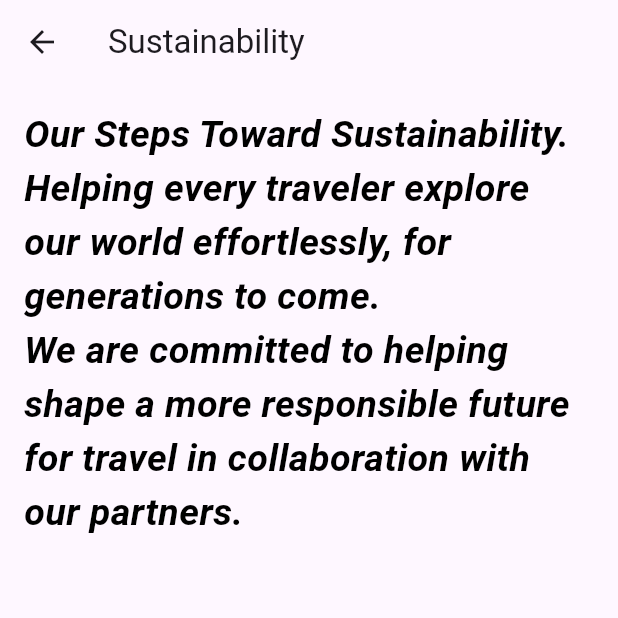
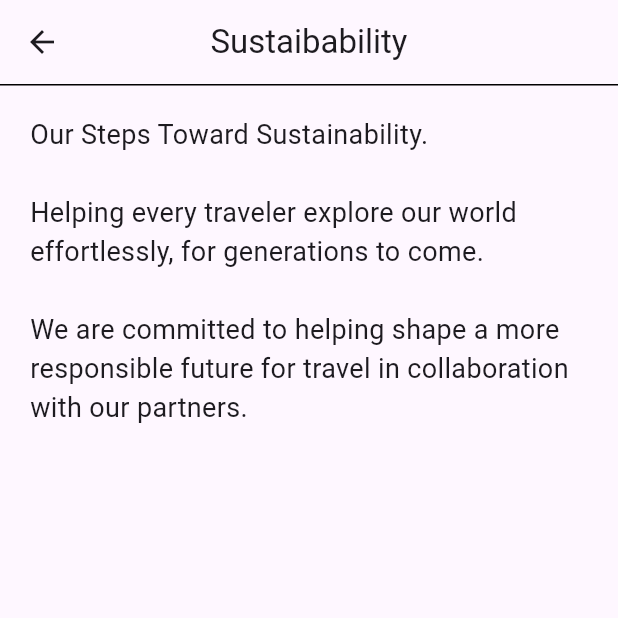
Before and after one commit to AyonDebnath/FLIGHT-SAVVY-APP, a Flutter app: the ProfilePage screen opened directly with empty values, scrolled down 325 dp, after a tap on "Sustainability", on a phone screen of 412 x 824 dp, the top half of it. Run offline on Flutter 3.47's test engine with Material 3 defaults, Android fonts, the phone set to English and light mode, and no system bars; our stand-ins replace animated_toggle_switch, cloud_firestore, csv, curved_navigation_bar, firebase_auth, firebase_core and 9 more; missing offline and left inert: dart_openai; accounts and stored records are empty.

Commit message:
Sustainability card code simplified

```diff
--- a/flight_savvy/lib/view/profile_view.dart
+++ b/flight_savvy/lib/view/profile_view.dart
@@ -344,14 +344,7 @@ class ProfilePage extends StatelessWidget {
                   // Handle "Your details" press
                   Navigator.of(context).push(
                       MaterialPageRoute(
-                      builder: (context) => const SustainabilityDetails(
-                        title: 'Sustainability',
-                        text: 'Our Steps Toward Sustainability.\n'
-                      'Helping every traveler explore our world effortlessly, for generations to come.\n'
-
-                  'We are committed to helping shape a more responsible future for travel in collaboration with our partners.'
-
-                      )
+                      builder: (context) =>  sustainability()
                       )
                   );
                 },
--- a/flight_savvy/lib/view/sustainability.dart
+++ b/flight_savvy/lib/view/sustainability.dart
@@ -1,98 +1,25 @@
 import 'package:flutter/material.dart';
 
-class Sustainability extends StatefulWidget {
-  const Sustainability({Key? key}) : super(key: key);
-
-  @override
-  _SustainabilityState createState() => _SustainabilityState();
-}
-
-class _SustainabilityState extends State<Sustainability> {
-  bool _isExpanded = false;
-
-  @override
-  Widget build(BuildContext context) {
-    return Column(
-      children: <Widget>[
-        ExpansionPanelList(
-          expandedHeaderPadding: EdgeInsets.zero,
-          elevation: 1,
-          dividerColor: Colors.transparent,
-          expansionCallback: (int index, bool isExpanded) {
-            setState(() {
-              _isExpanded = !_isExpanded;
-            });
-          },
-          children: [
-            ExpansionPanel(
-              isExpanded: _isExpanded,
-              headerBuilder: (BuildContext context, bool isExpanded) {
-                return const ListTile(
-                  title: Padding(
-                    padding: EdgeInsets.all(8.0),
-                    child: Text(
-                      'Sustainability',
-                      style: TextStyle(
-                        color: Colors.black,
-                        fontSize: 17,
-                      ),
-                    ),
-                  ),
-                );
-              },
-              body: _buildClickableCard(
-                title: 'Why FlySavvy?',
-                text:
-                '...',
-              ),
-            ),
-          ],
-        ),
-      ],
-    );
-  }
-
-  Widget _buildClickableCard({
-    required String text,
-    required String title,
-  }) {
-    return GestureDetector(
-      onTap: () {
-        Navigator.of(context).push(
-          MaterialPageRoute(
-            builder: (context) => SustainabilityDetails(title: title, text: text),
-          ),
-        );
-      },
-    );
-  }
-}
-
-class SustainabilityDetails extends StatelessWidget {
-  final String title;
-  final String text;
-
-  const SustainabilityDetails({Key? key, required this.title, required this.text})
-      : super(key: key);
-
+class sustainability extends StatelessWidget {
   @override
   Widget build(BuildContext context) {
     return Scaffold(
-      appBar: AppBar(
-        title: Text(title),
-      ),
-      body: Padding(
-        padding: const EdgeInsets.all(16.0),
-        child: Text(
-          text,
-          style: const TextStyle(
-              fontSize: 25.0,
-            color: Colors.black,
-            fontWeight: FontWeight.bold,
-            fontStyle: FontStyle.italic,
+        appBar: AppBar(
+          title: Text('Sustaibability'),
+          centerTitle: true,
+          bottom: PreferredSize(
+            preferredSize: Size.fromHeight(1.0),
+            child: Container(
+              color: Colors.black,
+              height: 1.0,
+            ), // Set the preferred size of the underline
           ),
         ),
-      ),
-    );
+        body: Padding(
+          padding: const EdgeInsets.all(20),
+          child: Text(
+              'Our Steps Toward Sustainability.\n\nHelping every traveler explore our world effortlessly, for generations to come.\n\nWe are committed to helping shape a more responsible future for travel in collaboration with our partners.',
+              style: TextStyle(fontSize: 18)),
+        ));
   }
 }
```
